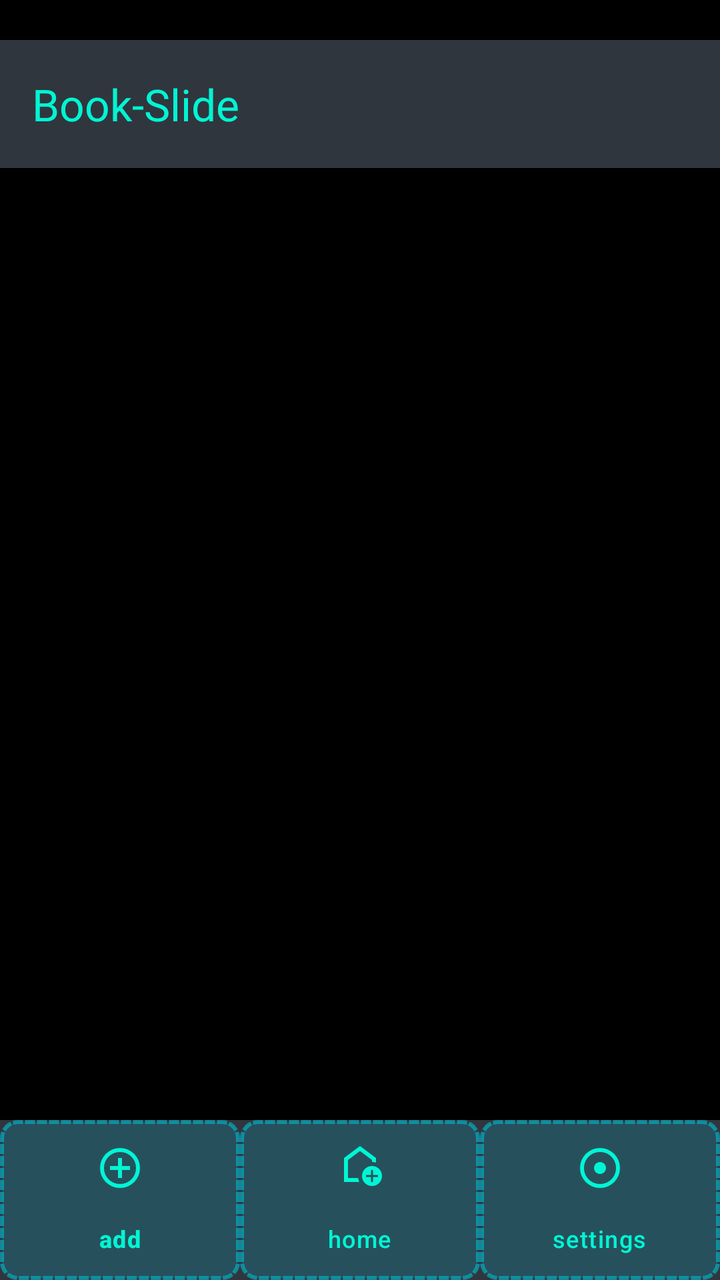
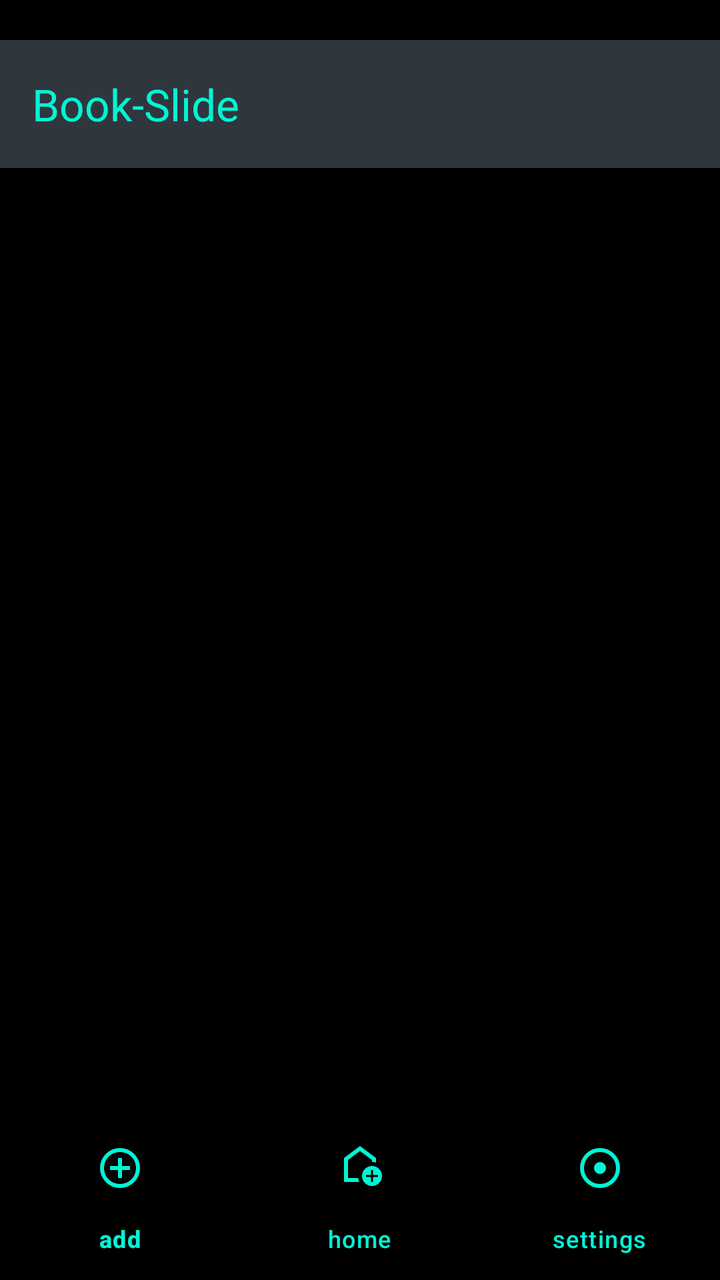

Screens rendered from an Android XML layout before and after an edit, with the pre-edit source and the edit as a unified diff.
<!-- AndroidManifest.xml: application theme Theme.Bookslide -->
<!-- res/layout/activity_menu_lista_libros.xml -->
<?xml version="1.0" encoding="utf-8"?>
<androidx.constraintlayout.widget.ConstraintLayout
    xmlns:android="http://schemas.android.com/apk/res/android"
    xmlns:app="http://schemas.android.com/apk/res-auto"
    xmlns:tools="http://schemas.android.com/tools"
    android:id="@+id/main"
    android:layout_width="match_parent"
    android:layout_height="match_parent"
    tools:context=".actvities.MainActivity"
    android:background="@color/bg_main">

    <androidx.appcompat.widget.Toolbar
        android:id="@+id/toolbar_menu"
        android:layout_width="match_parent"
        android:layout_height="?attr/actionBarSize"
        android:background="@color/border_grey"
        app:title="Book-Slide"
        app:titleTextColor="@color/accent_cyan"
        android:layout_marginTop="20dp"
        app:layout_constraintTop_toTopOf="parent"
        app:layout_constraintStart_toStartOf="parent"
        app:layout_constraintEnd_toEndOf="parent" />


    <FrameLayout
        android:id="@+id/fragmentContainer"
        android:layout_width="0dp"
        android:layout_height="0dp"
        app:layout_constraintTop_toBottomOf="@id/toolbar_menu"
        app:layout_constraintBottom_toTopOf="@id/bottomNavigation"
        app:layout_constraintStart_toStartOf="parent"
        app:layout_constraintEnd_toEndOf="parent" />

    <com.google.android.material.bottomnavigation.BottomNavigationView
        android:id="@+id/bottomNavigation"
        android:layout_width="0dp"
        android:layout_height="wrap_content"

        android:background="@color/border_grey"
        app:itemActiveIndicatorStyle="@style/BottomNavigationActiveIndicator"

        app:itemBackground="@drawable/bottom_navigation_indicator"
        app:itemIconTint="@color/accent_cyan"

        app:itemRippleColor="@android:color/transparent"
        app:itemTextColor="@color/accent_cyan"

        app:labelVisibilityMode="labeled"
        app:layout_constraintBottom_toBottomOf="parent"
        app:layout_constraintEnd_toEndOf="parent"

        app:layout_constraintStart_toStartOf="parent"
        app:menu="@menu/menu_buttom_nav" />



</androidx.constraintlayout.widget.ConstraintLayout>
<!-- resources referenced by this layout -->
<resources>
  <color name="accent_cyan">#FF00F5D4</color>
  <color name="bg_main">#FF000000</color>
  <color name="border_grey">#FF30363D</color>
  <!-- drawable bottom_navigation_indicator (drawable) -->
  <?xml version="1.0" encoding="utf-8"?>
  <shape xmlns:android="http://schemas.android.com/apk/res/android"
      android:shape="rectangle">
  
      <solid android:color="#3300BCD4" />
  
      <stroke
          android:width="2dp"
          android:color="#9900BCD4"
          android:dashWidth="5dp"
          android:dashGap="1dp" />
  
      <corners android:radius="8dp" />
  
  </shape>
  <style name="BottomNavigationActiveIndicator" parent="Widget.Material3.BottomNavigationView.ActiveIndicator">
  
          <item name="android:color">@color/Azul_transparente</item>
  
      </style>
  <style name="Theme.Bookslide" parent="Base.Theme.Bookslide" />
  <color name="Azul_transparente">#3300BCD4</color>&gt;
  <style name="Base.Theme.Bookslide" parent="Theme.Material3.DayNight.NoActionBar">
      </style>
</resources>

<!-- the commit's change to res/layout/activity_menu_lista_libros.xml (unified diff, before → after) -->
@@ -1,45 +1,45 @@
 <?xml version="1.0" encoding="utf-8"?>
-<androidx.constraintlayout.widget.ConstraintLayout
-    xmlns:android="http://schemas.android.com/apk/res/android"
+<androidx.constraintlayout.widget.ConstraintLayout xmlns:android="http://schemas.android.com/apk/res/android"
     xmlns:app="http://schemas.android.com/apk/res-auto"
     xmlns:tools="http://schemas.android.com/tools"
     android:id="@+id/main"
     android:layout_width="match_parent"
     android:layout_height="match_parent"
-    tools:context=".actvities.MainActivity"
-    android:background="@color/bg_main">
+    android:background="@color/bg_main"
+    android:backgroundTintMode="add"
+    tools:context=".actvities.MainActivity">
 
     <androidx.appcompat.widget.Toolbar
         android:id="@+id/toolbar_menu"
         android:layout_width="match_parent"
         android:layout_height="?attr/actionBarSize"
+        android:layout_marginTop="20dp"
         android:background="@color/border_grey"
+        app:layout_constraintEnd_toEndOf="parent"
+        app:layout_constraintStart_toStartOf="parent"
+        app:layout_constraintTop_toTopOf="parent"
         app:title="Book-Slide"
-        app:titleTextColor="@color/accent_cyan"
-        android:layout_marginTop="20dp"
-        app:layout_constraintTop_toTopOf="parent"
-        app:layout_constraintStart_toStartOf="parent"
-        app:layout_constraintEnd_toEndOf="parent" />
+        app:titleTextColor="@color/accent_cyan" />
 
 
     <FrameLayout
         android:id="@+id/fragmentContainer"
         android:layout_width="0dp"
         android:layout_height="0dp"
-        app:layout_constraintTop_toBottomOf="@id/toolbar_menu"
         app:layout_constraintBottom_toTopOf="@id/bottomNavigation"
+        app:layout_constraintEnd_toEndOf="parent"
         app:layout_constraintStart_toStartOf="parent"
-        app:layout_constraintEnd_toEndOf="parent" />
+        app:layout_constraintTop_toBottomOf="@id/toolbar_menu" />
 
     <com.google.android.material.bottomnavigation.BottomNavigationView
         android:id="@+id/bottomNavigation"
         android:layout_width="0dp"
         android:layout_height="wrap_content"
 
-        android:background="@color/border_grey"
+        android:background="@color/bg_main"
         app:itemActiveIndicatorStyle="@style/BottomNavigationActiveIndicator"
 
-        app:itemBackground="@drawable/bottom_navigation_indicator"
+        app:itemBackground="@color/design_default_color_on_secondary"
         app:itemIconTint="@color/accent_cyan"
 
         app:itemRippleColor="@android:color/transparent"
@@ -53,5 +53,4 @@
         app:menu="@menu/menu_buttom_nav" />
 
 
-
 </androidx.constraintlayout.widget.ConstraintLayout>
<!-- resource entries referenced after the edit -->
@@ -3,22 +3,6 @@
   <color name="accent_cyan">#FF00F5D4</color>
   <color name="bg_main">#FF000000</color>
   <color name="border_grey">#FF30363D</color>
-  <!-- drawable bottom_navigation_indicator (drawable) -->
-  <?xml version="1.0" encoding="utf-8"?>
-  <shape xmlns:android="http://schemas.android.com/apk/res/android"
-      android:shape="rectangle">
-  
-      <solid android:color="#3300BCD4" />
-  
-      <stroke
-          android:width="2dp"
-          android:color="#9900BCD4"
-          android:dashWidth="5dp"
-          android:dashGap="1dp" />
-  
-      <corners android:radius="8dp" />
-  
-  </shape>
   <style name="BottomNavigationActiveIndicator" parent="Widget.Material3.BottomNavigationView.ActiveIndicator">
   
           <item name="android:color">@color/Azul_transparente</item>
